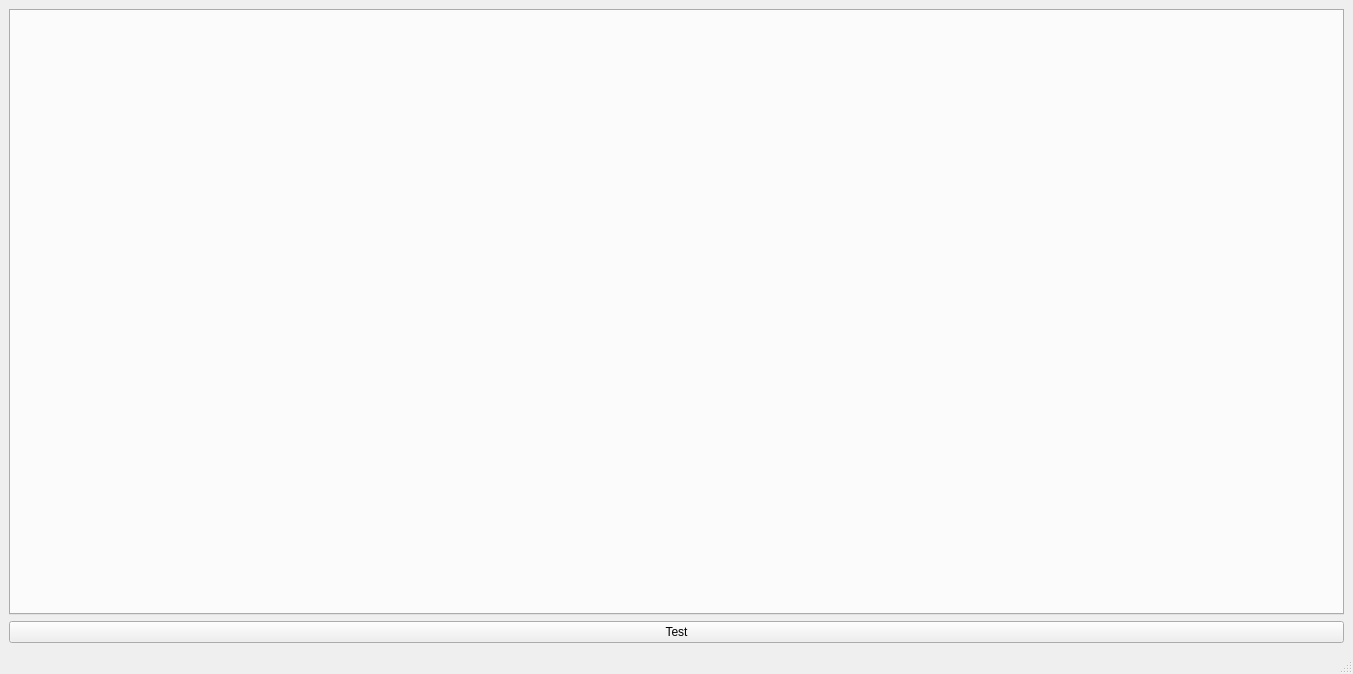
colabois/Discorn, file Gui/ui/MainWindow.ui: the form before one commit.
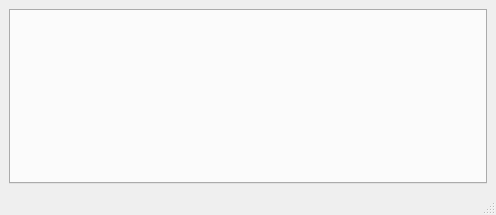
The form after the commit.

What changed in the file:
```diff
--- a/Gui/ui/MainWindow.ui
+++ b/Gui/ui/MainWindow.ui
@@ -6,8 +6,8 @@
    <rect>
     <x>0</x>
     <y>0</y>
-    <width>1353</width>
-    <height>674</height>
+    <width>496</width>
+    <height>215</height>
    </rect>
   </property>
   <property name="windowTitle">
@@ -25,13 +25,6 @@
       </property>
      </widget>
     </item>
-    <item row="1" column="0">
-     <widget class="QPushButton" name="pushButton">
-      <property name="text">
-       <string>Test</string>
-      </property>
-     </widget>
-    </item>
    </layout>
   </widget>
   <widget class="QMenuBar" name="menubar">
```
Left out of the diff: 2 changed lines with no effect on the pictures.
